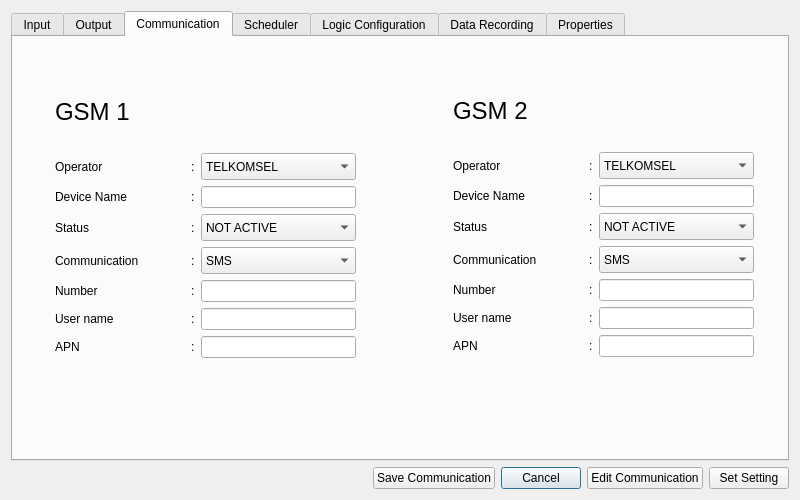
zenaki/RTU, file view/formmodule.ui: the form before one commit.
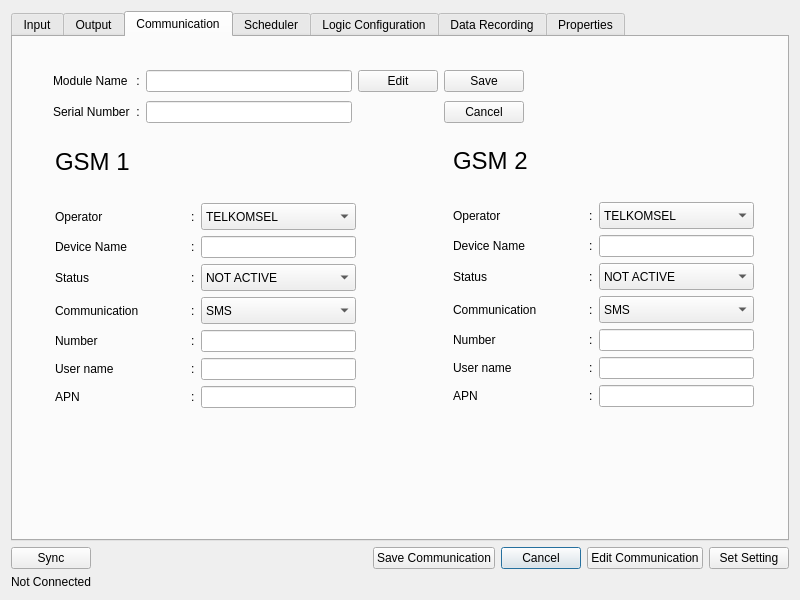
The form after the commit. The open tabs and pages were chosen to show the change.

Commit message: Module Serial Number Can be edit

Diff of the .ui file:
```diff
--- a/view/formmodule.ui
+++ b/view/formmodule.ui
@@ -7,13 +7,19 @@
     <x>0</x>
     <y>0</y>
     <width>800</width>
-    <height>500</height>
+    <height>600</height>
    </rect>
   </property>
   <property name="minimumSize">
    <size>
+    <width>300</width>
+    <height>300</height>
+   </size>
+  </property>
+  <property name="maximumSize">
+   <size>
     <width>800</width>
-    <height>500</height>
+    <height>600</height>
    </size>
   </property>
   <property name="windowTitle">
@@ -22,7 +28,7 @@
   <layout class="QGridLayout" name="gridLayout_10">
    <item row="1" column="0">
     <layout class="QGridLayout" name="gridLayout">
-     <item row="0" column="2">
+     <item row="0" column="3">
       <widget class="QPushButton" name="pbCancel">
        <property name="enabled">
         <bool>true</bool>
@@ -32,7 +38,7 @@
        </property>
       </widget>
      </item>
-     <item row="0" column="1">
+     <item row="0" column="2">
       <widget class="QPushButton" name="pbSave">
        <property name="enabled">
         <bool>true</bool>
@@ -42,21 +48,21 @@
        </property>
       </widget>
      </item>
-     <item row="0" column="4">
+     <item row="0" column="5">
       <widget class="QPushButton" name="pbSet">
        <property name="text">
         <string>Set Setting</string>
        </property>
       </widget>
      </item>
-     <item row="0" column="3">
+     <item row="0" column="4">
       <widget class="QPushButton" name="pbEdit">
        <property name="text">
         <string>Edit Communication</string>
        </property>
       </widget>
      </item>
-     <item row="0" column="0">
+     <item row="0" column="1">
       <spacer name="horizontalSpacer">
        <property name="orientation">
         <enum>Qt::Horizontal</enum>
@@ -69,6 +75,16 @@
        </property>
       </spacer>
      </item>
+     <item row="0" column="0">
+      <widget class="QPushButton" name="pushButton">
+       <property name="autoFillBackground">
+        <bool>false</bool>
+       </property>
+       <property name="text">
+        <string>Sync</string>
+       </property>
+      </widget>
+     </item>
     </layout>
    </item>
    <item row="0" column="0">
@@ -161,7 +177,7 @@
        <property name="geometry">
         <rect>
          <x>42</x>
-         <y>51</y>
+         <y>101</y>
          <width>301</width>
          <height>270</height>
         </rect>
@@ -462,7 +478,7 @@
        <property name="geometry">
         <rect>
          <x>440</x>
-         <y>50</y>
+         <y>100</y>
          <width>301</width>
          <height>270</height>
         </rect>
@@ -759,6 +775,88 @@
         </item>
        </layout>
       </widget>
+      <widget class="QWidget" name="gridLayoutWidget">
+       <property name="geometry">
+        <rect>
+         <x>40</x>
+         <y>30</y>
+         <width>471</width>
+         <height>61</height>
+        </rect>
+       </property>
+       <layout class="QGridLayout" name="gridLayout_11">
+        <item row="0" column="3">
+         <widget class="QPushButton" name="pbEdit_Module">
+          <property name="text">
+           <string>Edit</string>
+          </property>
+         </widget>
+        </item>
+        <item row="1" column="2">
+         <widget class="QLineEdit" name="serial_number"/>
+        </item>
+        <item row="0" column="2">
+         <widget class="QLineEdit" name="module_name"/>
+        </item>
+        <item row="0" column="1">
+         <widget class="QLabel" name="label_32">
+          <property name="text">
+           <string>:</string>
+          </property>
+          <property name="alignment">
+           <set>Qt::AlignCenter</set>
+          </property>
+         </widget>
+        </item>
+        <item row="0" column="0">
+         <widget class="QLabel" name="label_31">
+          <property name="text">
+           <string>Module Name</string>
+          </property>
+         </widget>
+        </item>
+        <item row="1" column="0">
+         <widget class="QLabel" name="label_38">
+          <property name="text">
+           <string>Serial Number</string>
+          </property>
+         </widget>
+        </item>
+        <item row="1" column="1">
+         <widget class="QLabel" name="label_37">
+          <property name="text">
+           <string>:</string>
+          </property>
+          <property name="alignment">
+           <set>Qt::AlignCenter</set>
+          </property>
+         </widget>
+        </item>
+        <item row="0" column="4">
+         <widget class="QPushButton" name="pbSave_Module">
+          <property name="text">
+           <string>Save</string>
+          </property>
+         </widget>
+        </item>
+        <item row="1" column="4">
+         <widget class="QPushButton" name="pbCancel_Module">
+          <property name="text">
+           <string>Cancel</string>
+          </property>
+         </widget>
+        </item>
+       </layout>
+      </widget>
+      <zorder>layoutWidget_2</zorder>
+      <zorder>layoutWidget_3</zorder>
+      <zorder>label_31</zorder>
+      <zorder>label_32</zorder>
+      <zorder>lineEdit</zorder>
+      <zorder>lineEdit_2</zorder>
+      <zorder></zorder>
+      <zorder></zorder>
+      <zorder>gridLayoutWidget</zorder>
      </widget>
      <widget class="QWidget" name="tab_4">
       <attribute name="title">
@@ -792,6 +890,13 @@
      </widget>
     </widget>
    </item>
+   <item row="2" column="0">
+    <widget class="QLabel" name="bottom_message">
+     <property name="text">
+      <string>Not Connected</string>
+     </property>
+    </widget>
+   </item>
   </layout>
  </widget>
  <resources/>
```
Left out of the diff: 2 changed lines with no effect on the pictures. The commit also changes 5 other files.
